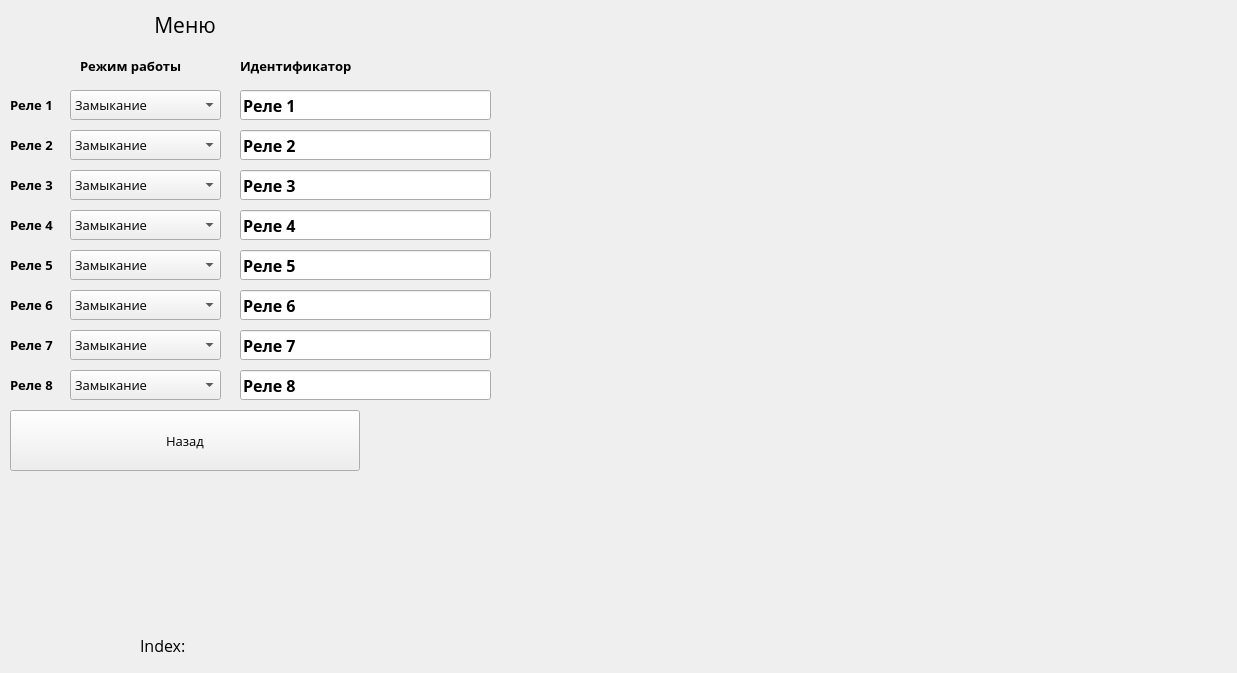
The window that stackedoptions.ui (tomyqg/topaz-m) describes before a commit, drawn with Qt 5.
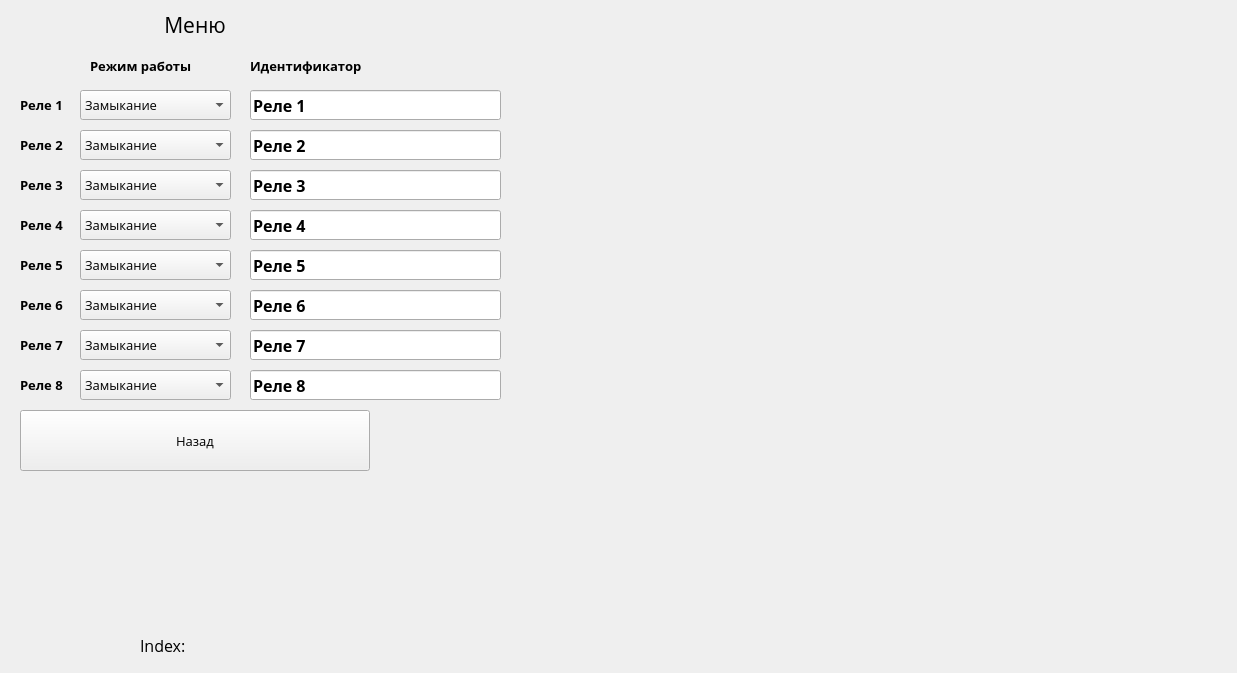
The same window after the commit. The open tabs and pages were chosen to show the change. Icons and pictures are not drawn. Custom widgets are drawn as their Qt base class.

```diff
--- a/stackedoptions.ui
+++ b/stackedoptions.ui
@@ -16,7 +16,7 @@
   <widget class="QStackedWidget" name="stackedWidget">
    <property name="geometry">
     <rect>
-     <x>10</x>
+     <x>20</x>
      <y>10</y>
      <width>1151</width>
      <height>621</height>
@@ -8990,6 +8990,12 @@
        <pointsize>10</pointsize>
       </font>
      </property>
+     <property name="editable">
+      <bool>false</bool>
+     </property>
+     <property name="currentIndex">
+      <number>0</number>
+     </property>
      <item>
       <property name="text">
        <string>Замыкание</string>
@@ -9118,7 +9124,7 @@
      <property name="geometry">
       <rect>
        <x>60</x>
-       <y>200</y>
+       <y>160</y>
        <width>151</width>
        <height>30</height>
       </rect>
@@ -9219,7 +9225,7 @@
      <property name="geometry">
       <rect>
        <x>60</x>
-       <y>160</y>
+       <y>200</y>
        <width>151</width>
        <height>30</height>
       </rect>
@@ -9365,7 +9371,7 @@
      <property name="geometry">
       <rect>
        <x>60</x>
-       <y>280</y>
+       <y>240</y>
        <width>151</width>
        <height>30</height>
       </rect>
@@ -9433,7 +9439,7 @@
      <property name="geometry">
       <rect>
        <x>60</x>
-       <y>240</y>
+       <y>280</y>
        <width>151</width>
        <height>30</height>
       </rect>
@@ -9546,7 +9552,7 @@
      <property name="geometry">
       <rect>
        <x>60</x>
-       <y>360</y>
+       <y>320</y>
        <width>151</width>
        <height>30</height>
       </rect>
@@ -9572,7 +9578,7 @@
      <property name="geometry">
       <rect>
        <x>60</x>
-       <y>320</y>
+       <y>360</y>
        <width>151</width>
        <height>30</height>
       </rect>
```
Left out of the diff: 74 changed lines with no effect on the pictures.
